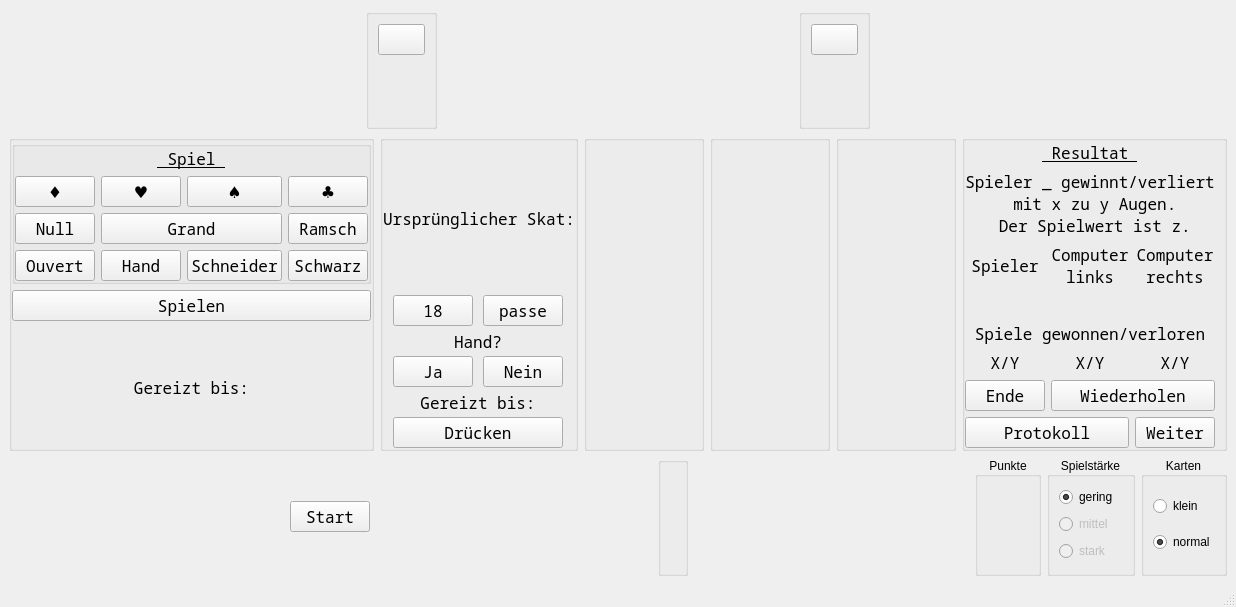
Before: the Qt Designer form src/table.ui in squawk7x/QuteSkatGame, drawn with Qt 5.
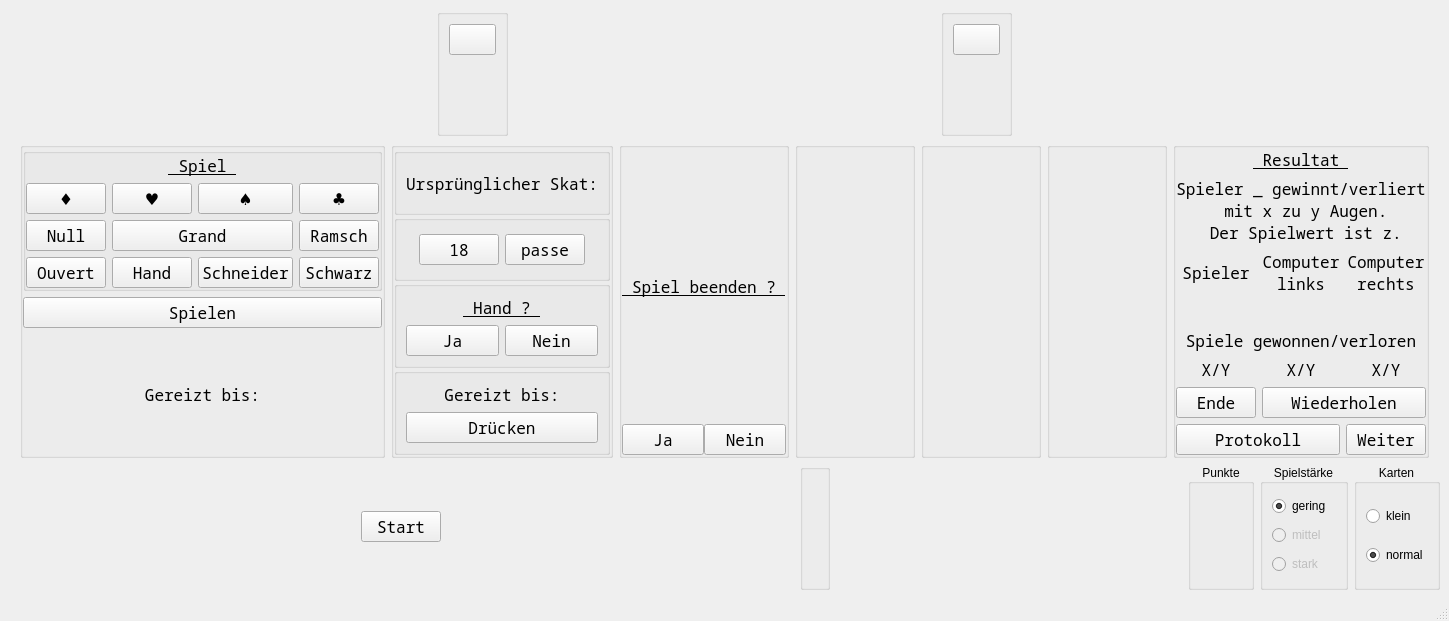
After: the same form once the commit is applied.

```diff
--- a/src/table.ui
+++ b/src/table.ui
@@ -6,8 +6,8 @@
    <rect>
     <x>0</x>
     <y>0</y>
-    <width>1199</width>
-    <height>607</height>
+    <width>1449</width>
+    <height>621</height>
    </rect>
   </property>
   <property name="windowTitle">
@@ -488,6 +488,12 @@
          </item>
          <item>
           <widget class="QLabel" name="lblSpielGereiztBis">
+           <property name="sizePolicy">
+            <sizepolicy hsizetype="Preferred" vsizetype="Preferred">
+             <horstretch>0</horstretch>
+             <verstretch>0</verstretch>
+            </sizepolicy>
+           </property>
            <property name="font">
             <font>
              <family>Noto Sans Mono</family>
@@ -537,30 +543,96 @@
           <number>0</number>
          </property>
          <item>
-          <layout class="QGridLayout" name="gridLayout">
-           <item row="1" column="0">
-            <layout class="QHBoxLayout" name="gbSkatLayout">
+          <layout class="QGridLayout" name="layoutSkat">
+           <item row="0" column="0">
+            <widget class="QGroupBox" name="gpSkatKarten">
+             <property name="title">
+              <string/>
+             </property>
+             <layout class="QVBoxLayout" name="verticalLayout_4">
+              <item>
+               <widget class="QLabel" name="lblUrsprungsSkat">
+                <property name="sizePolicy">
+                 <sizepolicy hsizetype="Preferred" vsizetype="Minimum">
+                  <horstretch>0</horstretch>
+                  <verstretch>0</verstretch>
+                 </sizepolicy>
+                </property>
+                <property name="font">
+                 <font>
+                  <family>Noto Sans Mono</family>
+                  <pointsize>12</pointsize>
+                 </font>
+                </property>
+                <property name="text">
+                 <string>Ursprünglicher Skat:</string>
+                </property>
+                <property name="alignment">
+                 <set>Qt::AlignmentFlag::AlignCenter</set>
+                </property>
+               </widget>
+              </item>
+              <item>
+               <layout class="QHBoxLayout" name="layoutSkatKarten">
              <property name="spacing">
               <number>6</number>
              </property>
             </layout>
            </item>
-           <item row="3" column="0">
-            <layout class="QGridLayout" name="gridLayout_3">
-             <item row="2" column="1">
-              <widget class="QPushButton" name="pbHandNein">
-               <property name="font">
-                <font>
-                 <family>Noto Sans Mono</family>
-                 <pointsize>12</pointsize>
-                </font>
-               </property>
-               <property name="text">
-                <string>Nein</string>
-               </property>
-              </widget>
-             </item>
+             </layout>
+            </widget>
+           </item>
+           <item row="4" column="0">
+            <widget class="QGroupBox" name="gbDruecken">
+             <property name="title">
+              <string/>
+             </property>
+             <layout class="QGridLayout" name="gridLayout_21">
              <item row="0" column="0">
+               <layout class="QVBoxLayout" name="layoutDruecken">
+                <item>
+                 <widget class="QLabel" name="lblSkatGereiztBis">
+                  <property name="font">
+                   <font>
+                    <family>Noto Sans Mono</family>
+                    <pointsize>12</pointsize>
+                   </font>
+                  </property>
+                  <property name="text">
+                   <string>Gereizt bis:</string>
+                  </property>
+                  <property name="alignment">
+                   <set>Qt::AlignmentFlag::AlignCenter</set>
+                  </property>
+                 </widget>
+                </item>
+                <item>
+                 <widget class="QPushButton" name="pbDruecken">
+                  <property name="font">
+                   <font>
+                    <family>Noto Sans Mono</family>
+                    <pointsize>12</pointsize>
+                   </font>
+                  </property>
+                  <property name="text">
+                   <string>Drücken</string>
+                  </property>
+                 </widget>
+                </item>
+               </layout>
+              </item>
+             </layout>
+            </widget>
+           </item>
+           <item row="2" column="0">
+            <widget class="QGroupBox" name="gbSagenPassen">
+             <property name="title">
+              <string/>
+             </property>
+             <layout class="QHBoxLayout" name="horizontalLayout_10">
+              <item>
+               <layout class="QHBoxLayout" name="layoutSagenPassen">
+                <item>
               <widget class="QPushButton" name="pbSagen">
                <property name="sizePolicy">
                 <sizepolicy hsizetype="Fixed" vsizetype="Fixed">
@@ -582,7 +654,7 @@
                </property>
               </widget>
              </item>
-             <item row="0" column="1">
+                <item>
               <widget class="QPushButton" name="pbPassen">
                <property name="sizePolicy">
                 <sizepolicy hsizetype="Fixed" vsizetype="Fixed">
@@ -601,20 +673,20 @@
                </property>
               </widget>
              </item>
-             <item row="4" column="0" colspan="2">
-              <widget class="QPushButton" name="pbDruecken">
-               <property name="font">
-                <font>
-                 <family>Noto Sans Mono</family>
-                 <pointsize>12</pointsize>
-                </font>
-               </property>
-               <property name="text">
-                <string>Drücken</string>
-               </property>
-              </widget>
-             </item>
-             <item row="2" column="0">
+               </layout>
+              </item>
+             </layout>
+            </widget>
+           </item>
+           <item row="3" column="0">
+            <widget class="QGroupBox" name="gbFrageHand">
+             <property name="title">
+              <string/>
+             </property>
+             <layout class="QGridLayout" name="gridLayout_20">
+              <item row="0" column="0">
+               <layout class="QGridLayout" name="layoutFrageHand">
+                <item row="1" column="0">
               <widget class="QPushButton" name="pbHandJa">
                <property name="enabled">
                 <bool>true</bool>
@@ -623,6 +695,7 @@
                 <font>
                  <family>Noto Sans Mono</family>
                  <pointsize>12</pointsize>
+                    <underline>false</underline>
                 </font>
                </property>
                <property name="text">
@@ -633,38 +706,31 @@
                </property>
               </widget>
              </item>
-             <item row="1" column="0" colspan="2">
-              <widget class="QLabel" name="lblHand">
+                <item row="1" column="1">
+                 <widget class="QPushButton" name="pbHandNein">
                <property name="font">
                 <font>
                  <family>Noto Sans Mono</family>
                  <pointsize>12</pointsize>
-                </font>
-               </property>
-               <property name="layoutDirection">
-                <enum>Qt::LayoutDirection::LeftToRight</enum>
-               </property>
+                    <underline>false</underline>
+                   </font>
+                  </property>
                <property name="text">
-                <string>Hand?</string>
-               </property>
-               <property name="alignment">
-                <set>Qt::AlignmentFlag::AlignCenter</set>
-               </property>
-              </widget>
-             </item>
-             <item row="3" column="0" colspan="2">
-              <widget class="QLabel" name="lblDrueckenGereitztBis">
+                   <string>Nein</string>
+                  </property>
+                 </widget>
+                </item>
+                <item row="0" column="0" colspan="2">
+                 <widget class="QLabel" name="label">
                <property name="font">
                 <font>
                  <family>Noto Sans Mono</family>
                  <pointsize>12</pointsize>
-                </font>
-               </property>
-               <property name="layoutDirection">
-                <enum>Qt::LayoutDirection::LeftToRight</enum>
-               </property>
+                    <underline>true</underline>
+                   </font>
+                  </property>
                <property name="text">
-                <string>Gereizt bis:</string>
+                   <string> Hand ? </string>
                </property>
                <property name="alignment">
                 <set>Qt::AlignmentFlag::AlignCenter</set>
@@ -673,16 +739,82 @@
              </item>
             </layout>
            </item>
+             </layout>
+            </widget>
+           </item>
+          </layout>
+         </item>
+        </layout>
+       </widget>
+      </item>
+      <item>
+       <widget class="QGroupBox" name="gbFrageEnde">
+        <property name="title">
+         <string/>
+        </property>
+        <layout class="QGridLayout" name="gridLayout_18">
+         <property name="leftMargin">
+          <number>0</number>
+         </property>
+         <property name="topMargin">
+          <number>0</number>
+         </property>
+         <property name="rightMargin">
+          <number>0</number>
+         </property>
+         <property name="bottomMargin">
+          <number>0</number>
+         </property>
+         <property name="spacing">
+          <number>0</number>
+         </property>
            <item row="0" column="0">
-            <widget class="QLabel" name="lblUrsprungsSkat">
+          <layout class="QGridLayout" name="layoutFrageEnde">
+           <item row="1" column="1">
+            <widget class="QPushButton" name="pbEndeNein">
              <property name="font">
               <font>
                <family>Noto Sans Mono</family>
                <pointsize>12</pointsize>
+               <underline>false</underline>
               </font>
              </property>
              <property name="text">
-              <string>Ursprünglicher Skat:</string>
+              <string>Nein</string>
+             </property>
+            </widget>
+           </item>
+           <item row="1" column="0">
+            <widget class="QPushButton" name="pbEndeJa">
+             <property name="font">
+              <font>
+               <family>Noto Sans Mono</family>
+               <pointsize>12</pointsize>
+               <underline>false</underline>
+              </font>
+             </property>
+             <property name="text">
+              <string>Ja</string>
+             </property>
+            </widget>
+           </item>
+           <item row="0" column="0" colspan="2">
+            <widget class="QLabel" name="lblEnde">
+             <property name="sizePolicy">
+              <sizepolicy hsizetype="Preferred" vsizetype="Minimum">
+               <horstretch>0</horstretch>
+               <verstretch>0</verstretch>
+              </sizepolicy>
+             </property>
+             <property name="font">
+              <font>
+               <family>Noto Sans Mono</family>
+               <pointsize>12</pointsize>
+               <underline>true</underline>
+              </font>
+             </property>
+             <property name="text">
+              <string> Spiel beenden ? </string>
              </property>
              <property name="alignment">
               <set>Qt::AlignmentFlag::AlignCenter</set>
@@ -838,6 +970,9 @@
          <property name="topMargin">
           <number>0</number>
          </property>
+         <property name="rightMargin">
+          <number>0</number>
+         </property>
          <property name="bottomMargin">
           <number>0</number>
          </property>
@@ -845,7 +980,26 @@
           <number>6</number>
          </property>
          <item row="0" column="0">
-          <layout class="QGridLayout" name="gridLayout_6">
+          <layout class="QGridLayout" name="layoutResult">
+           <item row="3" column="1">
+            <widget class="QLabel" name="lblScore2">
+             <property name="font">
+              <font>
+               <family>Noto Sans Mono</family>
+               <pointsize>12</pointsize>
+              </font>
+             </property>
+             <property name="layoutDirection">
+              <enum>Qt::LayoutDirection::LeftToRight</enum>
+             </property>
+             <property name="text">
+              <string/>
+             </property>
+             <property name="alignment">
+              <set>Qt::AlignmentFlag::AlignCenter</set>
+             </property>
+            </widget>
+           </item>
            <item row="1" column="0" colspan="3">
             <widget class="QLabel" name="lblSpielwert">
              <property name="font">
@@ -881,7 +1035,7 @@
             </widget>
            </item>
            <item row="7" column="2">
-            <widget class="QPushButton" name="pbWeiter">
+            <widget class="QPushButton" name="pbResultatWeiter">
              <property name="font">
               <font>
                <family>Noto Sans Mono</family>
@@ -893,16 +1047,22 @@
              </property>
             </widget>
            </item>
-           <item row="7" column="0" colspan="2">
-            <widget class="QPushButton" name="pbProtokoll">
+           <item row="3" column="0">
+            <widget class="QLabel" name="lblScore1">
              <property name="font">
               <font>
                <family>Noto Sans Mono</family>
                <pointsize>12</pointsize>
               </font>
              </property>
+             <property name="layoutDirection">
+              <enum>Qt::LayoutDirection::LeftToRight</enum>
+             </property>
              <property name="text">
-              <string>Protokoll</string>
+              <string/>
+             </property>
+             <property name="alignment">
+              <set>Qt::AlignmentFlag::AlignCenter</set>
              </property>
             </widget>
            </item>
@@ -925,6 +1085,12 @@
            </item>
            <item row="0" column="0" colspan="3">
             <widget class="QLabel" name="lblResultat">
+             <property name="sizePolicy">
+              <sizepolicy hsizetype="Preferred" vsizetype="Preferred">
+               <horstretch>0</horstretch>
+               <verstretch>0</verstretch>
+              </sizepolicy>
+             </property>
              <property name="font">
               <font>
                <family>Noto Sans Mono</family>
@@ -957,7 +1123,7 @@
             </widget>
            </item>
            <item row="6" column="1" colspan="2">
-            <widget class="QPushButton" name="pbWiederholen">
+            <widget class="QPushButton" name="pbResultatWiederholen">
              <property name="font">
               <font>
                <family>Noto Sans Mono</family>
@@ -969,8 +1135,27 @@
              </property>
             </widget>
            </item>
+           <item row="3" column="2">
+            <widget class="QLabel" name="lblScore3">
+             <property name="font">
+              <font>
+               <family>Noto Sans Mono</family>
+               <pointsize>12</pointsize>
+              </font>
+             </property>
+             <property name="layoutDirection">
+              <enum>Qt::LayoutDirection::LeftToRight</enum>
+             </property>
+             <property name="text">
+              <string/>
+             </property>
+             <property name="alignment">
+              <set>Qt::AlignmentFlag::AlignCenter</set>
+             </property>
+            </widget>
+           </item>
            <item row="6" column="0">
-            <widget class="QPushButton" name="pbEnde">
+            <widget class="QPushButton" name="pbResultatEnde">
              <property name="font">
               <font>
                <family>Noto Sans Mono</family>
@@ -1017,6 +1202,12 @@
            </item>
            <item row="4" column="0" colspan="3">
             <widget class="QLabel" name="lblStatistik">
+             <property name="sizePolicy">
+              <sizepolicy hsizetype="Preferred" vsizetype="Preferred">
+               <horstretch>0</horstretch>
+               <verstretch>0</verstretch>
+              </sizepolicy>
+             </property>
              <property name="font">
               <font>
                <family>Noto Sans Mono</family>
@@ -1047,60 +1238,16 @@
              </property>
             </widget>
            </item>
-           <item row="3" column="0">
-            <widget class="QLabel" name="lblScore1">
+           <item row="7" column="0" colspan="2">
+            <widget class="QPushButton" name="pbResultatProtokoll">
              <property name="font">
               <font>
                <family>Noto Sans Mono</family>
                <pointsize>12</pointsize>
               </font>
              </property>
-             <property name="layoutDirection">
-              <enum>Qt::LayoutDirection::LeftToRight</enum>
-             </property>
              <property name="text">
-              <string/>
-             </property>
-             <property name="alignment">
-              <set>Qt::AlignmentFlag::AlignCenter</set>
-             </property>
-            </widget>
-           </item>
-           <item row="3" column="1">
-            <widget class="QLabel" name="lblScore2">
-             <property name="font">
-              <font>
-               <family>Noto Sans Mono</family>
-               <pointsize>12</pointsize>
-              </font>
-             </property>
-             <property name="layoutDirection">
-              <enum>Qt::LayoutDirection::LeftToRight</enum>
-             </property>
-             <property name="text">
-              <string/>
-             </property>
-             <property name="alignment">
-              <set>Qt::AlignmentFlag::AlignCenter</set>
-             </property>
-            </widget>
-           </item>
-           <item row="3" column="2">
-            <widget class="QLabel" name="lblScore3">
-             <property name="font">
-              <font>
-               <family>Noto Sans Mono</family>
-               <pointsize>12</pointsize>
-              </font>
-             </property>
-             <property name="layoutDirection">
-              <enum>Qt::LayoutDirection::LeftToRight</enum>
-             </property>
-             <property name="text">
-              <string/>
-             </property>
-             <property name="alignment">
-              <set>Qt::AlignmentFlag::AlignCenter</set>
+              <string>Protokoll</string>
              </property>
             </widget>
            </item>
```
Left out of the diff: 46 changed lines with no effect on the pictures. Lines whose indentation alone changed are shown as unchanged.
